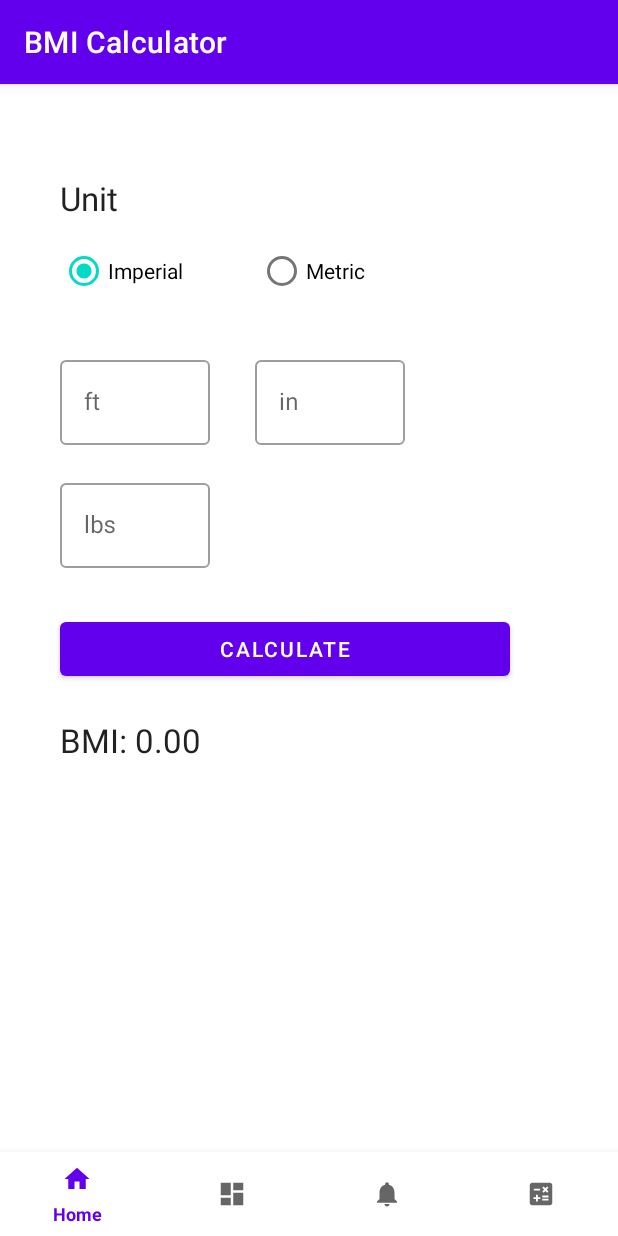
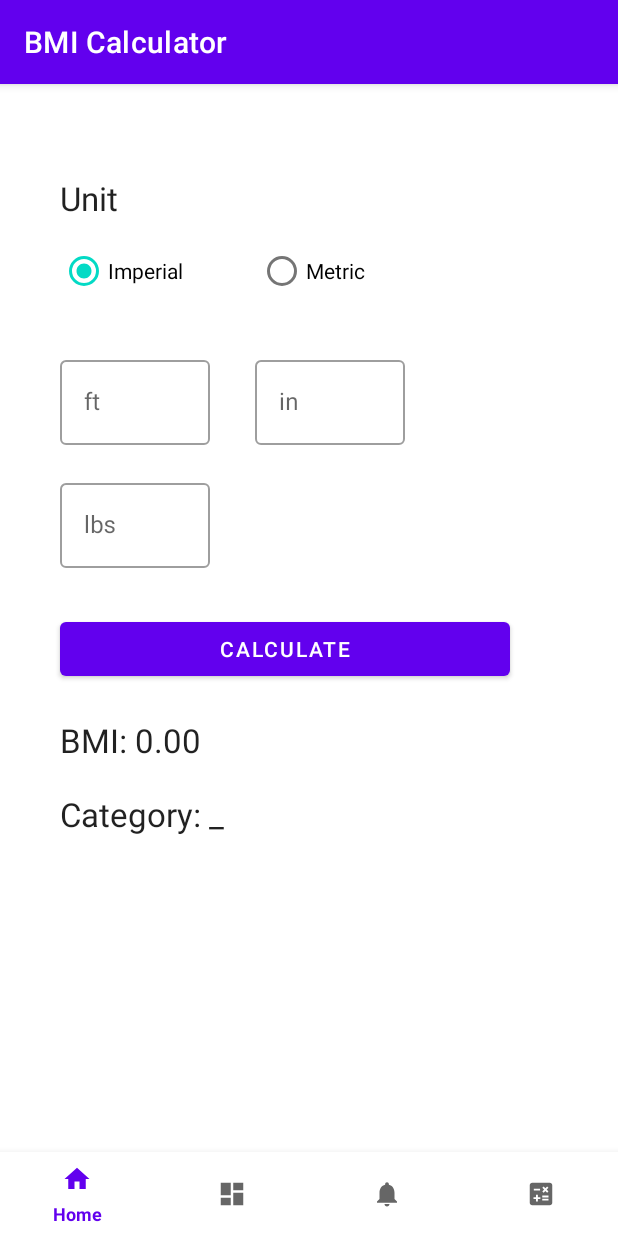
Before and after one commit to JohnSalinas123/CS4750_PantryPal, an Android app: the BmiCalculatorFragment screen opened through its navigation route, after a tap on "CALCULATE", on a phone screen of 412 x 824 dp. Run offline under Robolectric (Android 15) with nearby library versions, the phone set to English and light mode, and no system bars; our stand-ins replace navigation-ui; 2 other taps on this screen came first.

Commit message:
Add category for BMI result

```diff
--- a/app/src/main/java/com/example/pantry_pal/ui/bmi_calculator/BmiCalculatorFragment.kt
+++ b/app/src/main/java/com/example/pantry_pal/ui/bmi_calculator/BmiCalculatorFragment.kt
@@ -62,6 +62,7 @@ class BmiCalculatorFragment : Fragment() {
 
         if (h1 == null || h2 == null || w == null || h1 == 0.0 || h2 == 0.0) {
             displayBmi(0.0)
+            displayCategory(0.0)
             return
         } else {
             val bmiResult: Double = if (unitSelected() == 1) {
@@ -70,6 +71,7 @@ class BmiCalculatorFragment : Fragment() {
                 convert * w/((h1*12+h2).pow(2))
             }
             displayBmi(bmiResult)
+            displayCategory(bmiResult)
         }
     }
 
@@ -82,4 +84,18 @@ class BmiCalculatorFragment : Fragment() {
     private fun displayBmi(bmi: Double) {
         binding.displayBmi.text = String.format("BMI: %.2f", bmi)
     }
+    private fun displayCategory(bmi: Double) {
+        val bmiCategory = if (bmi == 0.00) { "_"
+        } else if (bmi < 18.50) {
+            "Underweight"
+        } else if (bmi < 25.00) {
+            "Healthy Weight"
+        } else if (bmi < 30.00) {
+            "Overweight"
+        } else {
+            "Obesity"
+        }
+
+        binding.bmiCategory.text = String.format("Category: %s", bmiCategory)
+    }
 }
--- a/app/src/main/res/layout/fragment_bmi_calculator.xml
+++ b/app/src/main/res/layout/fragment_bmi_calculator.xml
@@ -113,7 +113,15 @@
         app:layout_constraintStart_toStartOf="@+id/weight_layout"
         app:layout_constraintTop_toBottomOf="@+id/weight_layout" />
 
-
+    <TextView
+        android:id="@+id/bmi_category"
+        android:layout_width="wrap_content"
+        android:layout_height="wrap_content"
+        android:layout_marginTop="20dp"
+        android:text="@string/bmi_category"
+        android:textAppearance="@style/TextAppearance.AppCompat.Large"
+        app:layout_constraintStart_toStartOf="@+id/display_bmi"
+        app:layout_constraintTop_toBottomOf="@+id/display_bmi" />
 
 
 </androidx.constraintlayout.widget.ConstraintLayout>
--- a/app/src/main/res/values/strings.xml
+++ b/app/src/main/res/values/strings.xml
@@ -9,4 +9,5 @@
     <string name="unit">Unit</string>
     <string name="cal_button">Calculate</string>
     <string name="bmi_result">BMI</string>
+    <string name="bmi_category">Category</string>
 </resources>
```
Lines whose indentation alone changed are shown as unchanged.
